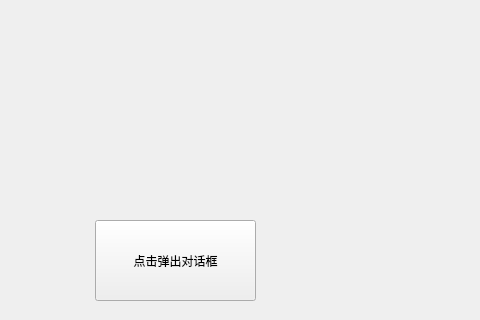
Qt form dailog/mainwindow.ui (yamxxiao/Qt) before a commit; both pictures show x 195 to 675 and y 0 to 320 of the 800 by 600 pixel window.
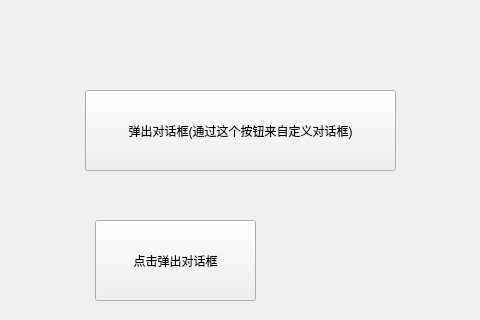
The same form after that commit.

What changed in the file:
```diff
--- a/dailog/mainwindow.ui
+++ b/dailog/mainwindow.ui
@@ -27,6 +27,19 @@
      <string>点击弹出对话框</string>
     </property>
    </widget>
+   <widget class="QPushButton" name="pushButton_2">
+    <property name="geometry">
+     <rect>
+      <x>280</x>
+      <y>90</y>
+      <width>311</width>
+      <height>81</height>
+     </rect>
+    </property>
+    <property name="text">
+     <string>弹出对话框(通过这个按钮来自定义对话框)</string>
+    </property>
+   </widget>
   </widget>
   <widget class="QMenuBar" name="menubar">
    <property name="geometry">
```
